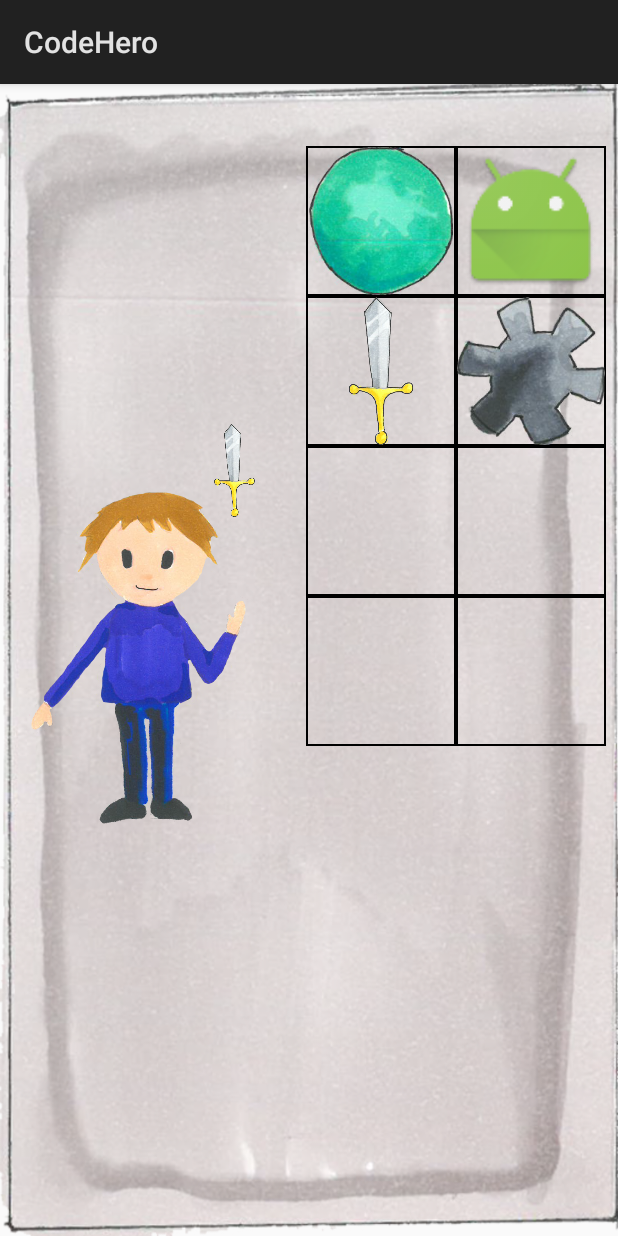
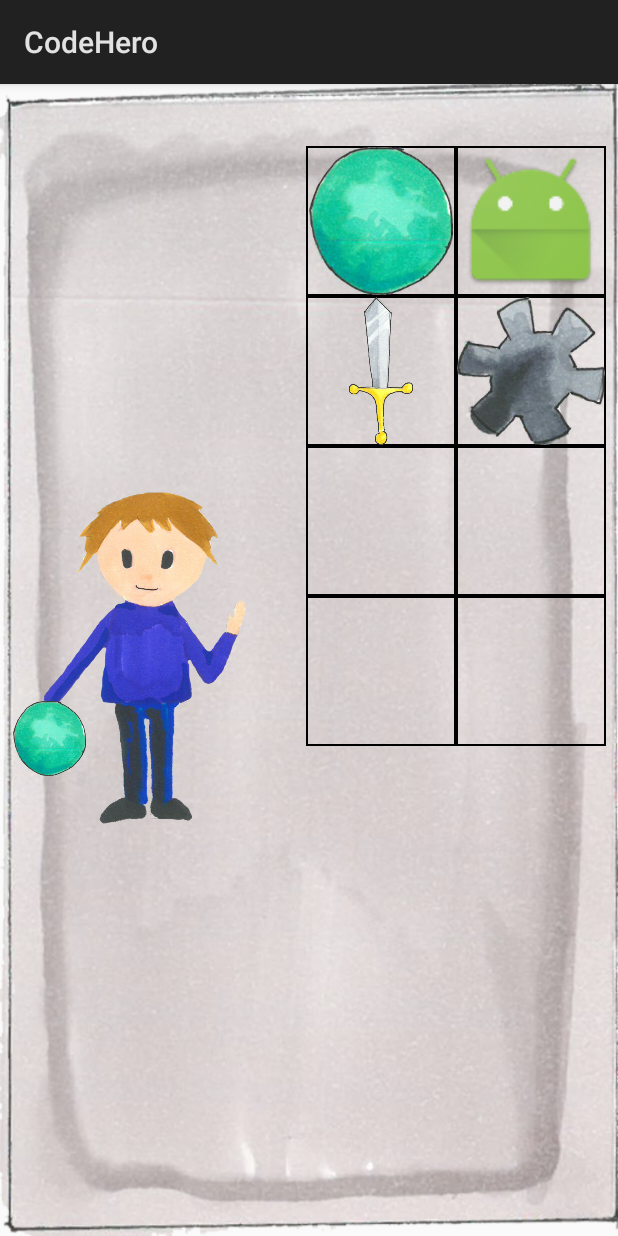
Before and after one commit to MarshmallowGames/CodeHero, an Android app: the Character screen opened directly, with no data from a screen before it, after a tap on "Item in table", on a phone screen of 412 x 824 dp. Run offline under Robolectric (Android 15) with nearby library versions, the phone set to English and light mode, and no system bars.

Commit message:
More functionality to character

```diff
--- a/app/src/main/java/com/example/zeltr/codehero/Character.java
+++ b/app/src/main/java/com/example/zeltr/codehero/Character.java
@@ -18,9 +18,20 @@
 
     public void equipItem(View v){
         //Hardcoded test before attempting db.
-        ImageView item = (ImageView)findViewById(R.id.leftHand);
-        item.setImageResource(R.drawable.sword);
-        item.setVisibility(View.VISIBLE);
+        ImageView left = (ImageView)findViewById(R.id.leftHand);
+        ImageView right = (ImageView)findViewById(R.id.rightHand);
+
+        if(v.getId() == R.id.sword){
+            left.setImageResource(R.drawable.sword);
+            left.setVisibility(View.VISIBLE);
+        }
+        else if(v.getId() == R.id.shield){
+            right.setImageResource(R.drawable.button_round);
+            right.setVisibility(View.VISIBLE);
+        }
+
+
+
 /*
         switch(category){
             case "weapon":
--- a/app/src/main/res/layout/activity_character.xml
+++ b/app/src/main/res/layout/activity_character.xml
@@ -26,7 +26,7 @@
             android:layout_height="match_parent">
 
             <ImageView
-                android:id="@+id/item1"
+                android:id="@+id/shield"
                 android:layout_width="100dp"
                 android:layout_height="100dp"
                 android:background="@drawable/image_border"
@@ -51,7 +51,7 @@
             android:clipChildren="false">
 
             <ImageView
-                android:id="@+id/item3"
+                android:id="@+id/sword"
                 android:layout_width="100dp"
                 android:layout_height="100dp"
                 android:background="@drawable/image_border"
@@ -134,9 +134,10 @@
 
     <ImageView
         android:id="@+id/leftHand"
-        android:layout_width="30dp"
-        android:layout_height="62dp"
+        android:layout_width="40dp"
+        android:layout_height="72dp"
         android:layout_marginBottom="8dp"
+        android:layout_marginEnd="8dp"
         android:layout_marginStart="141dp"
         android:layout_marginTop="156dp"
         android:contentDescription="@string/leftHand"
@@ -144,29 +145,28 @@
         android:src="@drawable/stone"
         android:visibility="invisible"
         app:layout_constraintBottom_toBottomOf="parent"
+        app:layout_constraintHorizontal_bias="0.0"
         app:layout_constraintLeft_toLeftOf="parent"
+        app:layout_constraintRight_toRightOf="parent"
         app:layout_constraintTop_toTopOf="parent"
-        app:layout_constraintVertical_bias="0.13"
-        android:layout_marginLeft="141dp"
-        android:layout_marginRight="8dp"
-        app:layout_constraintRight_toRightOf="parent"
-        app:layout_constraintHorizontal_bias="0.0" />
+        app:layout_constraintVertical_bias="0.13" />
 
     <ImageView
         android:id="@+id/rightHand"
-        android:layout_width="25dp"
-        android:layout_height="25dp"
+        android:layout_width="50dp"
+        android:layout_height="50dp"
         android:layout_marginBottom="8dp"
         android:layout_marginLeft="8dp"
         android:layout_marginRight="8dp"
         android:layout_marginTop="8dp"
         android:contentDescription="@string/rightHand"
+        android:onClick="unequipItem"
         android:src="@drawable/stone"
         android:visibility="invisible"
         app:layout_constraintBottom_toBottomOf="parent"
-        app:layout_constraintHorizontal_bias="0.023"
+        app:layout_constraintHorizontal_bias="0.0"
         app:layout_constraintLeft_toLeftOf="parent"
         app:layout_constraintRight_toRightOf="parent"
         app:layout_constraintTop_toTopOf="parent"
-        app:layout_constraintVertical_bias="0.582" />
+        app:layout_constraintVertical_bias="0.575" />
 </android.support.constraint.ConstraintLayout>
```
